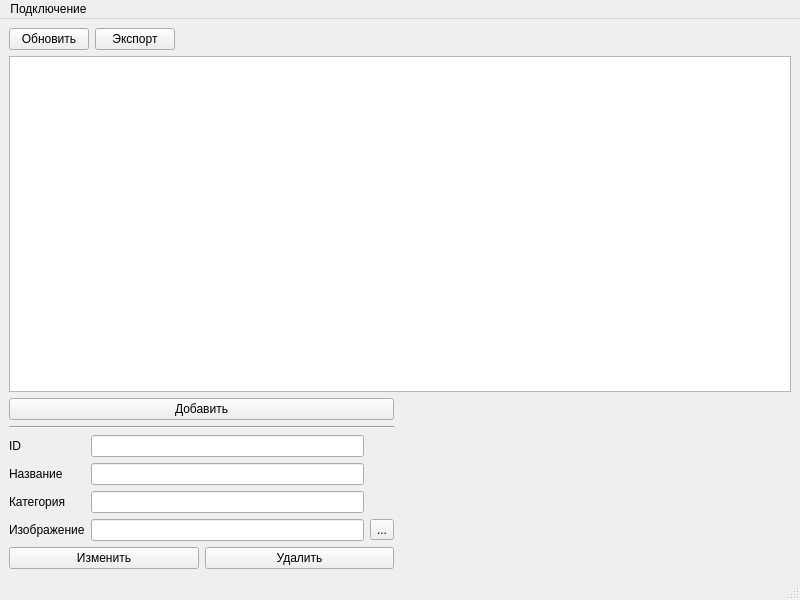
Old version of the form src/ui/MainWindow.ui in the repository teackot/veggieapp.
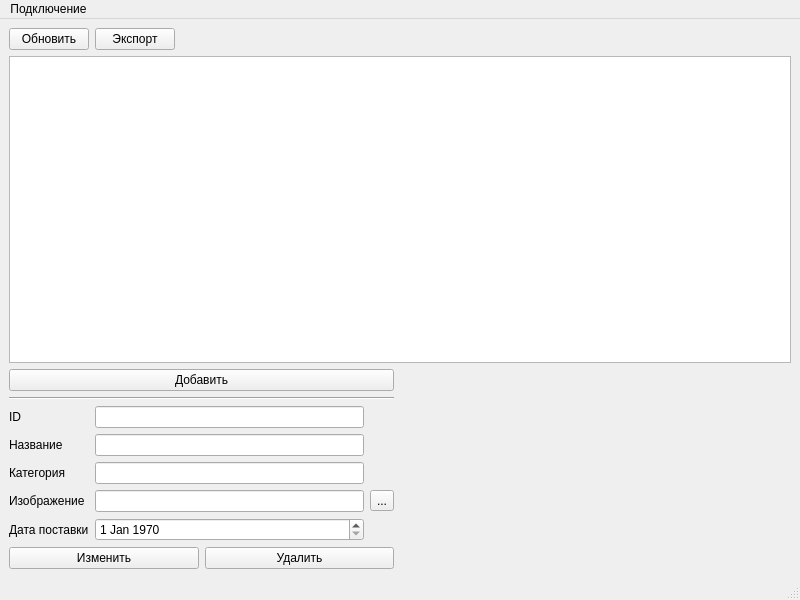
New version of the form. Icons and pictures are not drawn.

Commit message: Implement the delivery date

Diff of the .ui file:
```diff
--- a/src/ui/MainWindow.ui
+++ b/src/ui/MainWindow.ui
@@ -142,6 +142,24 @@
             </property>
            </widget>
           </item>
+          <item row="6" column="0">
+           <widget class="QLabel" name="labelDate">
+            <property name="text">
+             <string>Дата поставки</string>
+            </property>
+           </widget>
+          </item>
+          <item row="6" column="1">
+           <widget class="QDateEdit" name="dateEdit">
+            <property name="date">
+             <date>
+              <year>1970</year>
+              <month>1</month>
+              <day>1</day>
+             </date>
+            </property>
+           </widget>
+          </item>
          </layout>
         </item>
         <item>
```
Left out of the diff: 36 changed lines with no effect on the pictures. The commit also changes 5 other files.
